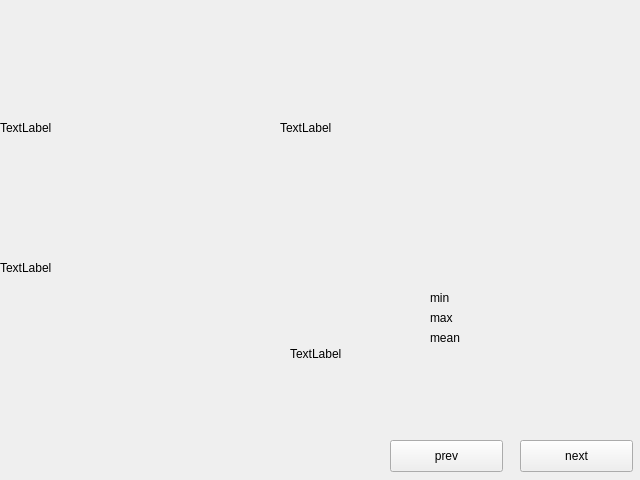
fabio-echegaray/operetta, file gui_selection.ui: the form before one commit.
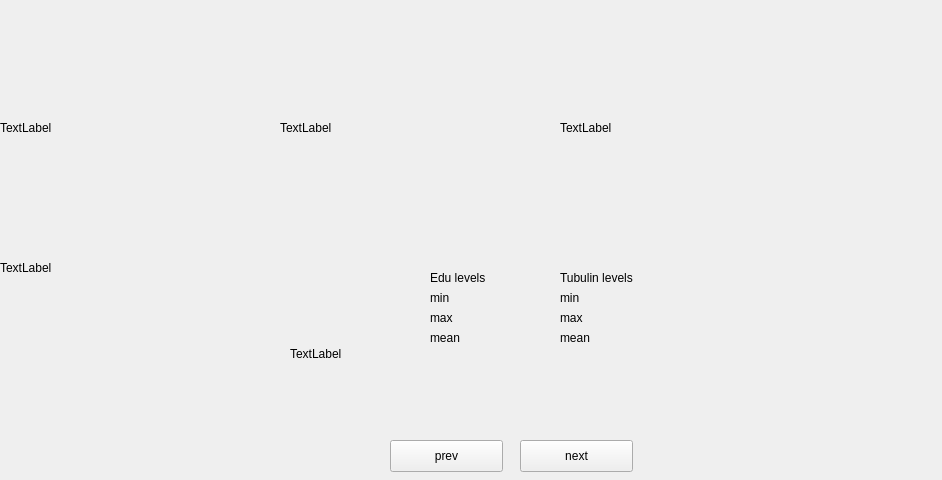
The form after the commit. Custom widgets are drawn as their Qt base class.

Commit message: Several changes: - Incorporates tubulin channel. - Fixes memory segmentation error caused by matplotlib or opencv sharing Qt libraries with PyQt.

```diff
--- a/gui_selection.ui
+++ b/gui_selection.ui
@@ -6,7 +6,7 @@
    <rect>
     <x>0</x>
     <y>0</y>
-    <width>640</width>
+    <width>942</width>
     <height>480</height>
    </rect>
   </property>
@@ -59,9 +59,9 @@
    <property name="geometry">
     <rect>
      <x>0</x>
-     <y>290</y>
+     <y>269</y>
      <width>290</width>
-     <height>190</height>
+     <height>211</height>
     </rect>
    </property>
   </widget>
@@ -149,6 +149,87 @@
     <string>mean</string>
    </property>
   </widget>
+  <widget class="QLabel" name="imgTubulin">
+   <property name="geometry">
+    <rect>
+     <x>560</x>
+     <y>0</y>
+     <width>256</width>
+     <height>256</height>
+    </rect>
+   </property>
+   <property name="text">
+    <string>TextLabel</string>
+   </property>
+   <property name="scaledContents">
+    <bool>false</bool>
+   </property>
+  </widget>
+  <widget class="QLabel" name="lblEdu">
+   <property name="geometry">
+    <rect>
+     <x>430</x>
+     <y>270</y>
+     <width>90</width>
+     <height>16</height>
+    </rect>
+   </property>
+   <property name="text">
+    <string>Edu levels</string>
+   </property>
+  </widget>
+  <widget class="QLabel" name="lblTubAvg">
+   <property name="geometry">
+    <rect>
+     <x>560</x>
+     <y>330</y>
+     <width>90</width>
+     <height>16</height>
+    </rect>
+   </property>
+   <property name="text">
+    <string>mean</string>
+   </property>
+  </widget>
+  <widget class="QLabel" name="lblTub">
+   <property name="geometry">
+    <rect>
+     <x>560</x>
+     <y>270</y>
+     <width>90</width>
+     <height>16</height>
+    </rect>
+   </property>
+   <property name="text">
+    <string>Tubulin levels</string>
+   </property>
+  </widget>
+  <widget class="QLabel" name="lblTubMax">
+   <property name="geometry">
+    <rect>
+     <x>560</x>
+     <y>310</y>
+     <width>90</width>
+     <height>16</height>
+    </rect>
+   </property>
+   <property name="text">
+    <string>max</string>
+   </property>
+  </widget>
+  <widget class="QLabel" name="lblTubMin">
+   <property name="geometry">
+    <rect>
+     <x>560</x>
+     <y>290</y>
+     <width>90</width>
+     <height>16</height>
+    </rect>
+   </property>
+   <property name="text">
+    <string>min</string>
+   </property>
+  </widget>
  </widget>
  <customwidgets>
   <customwidget>
```
The commit also changes 3 other files.
